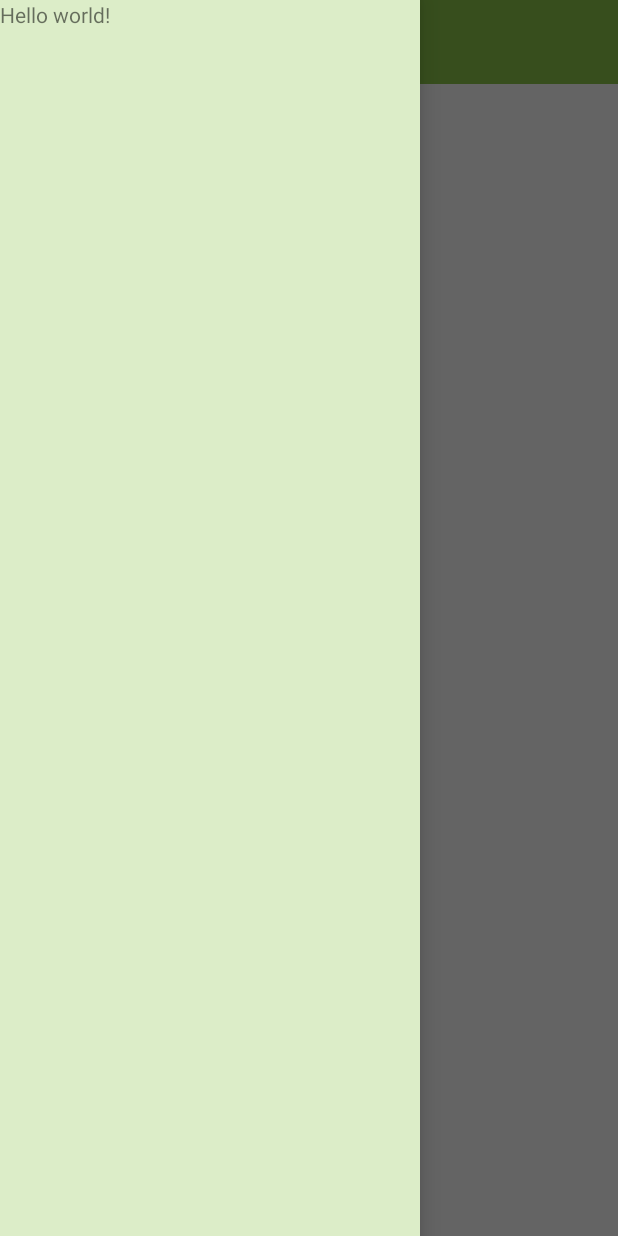
After one commit to Khadidja/android-kitchen-sink, an Android app: the NavigationDrawerActivity screen opened directly, with no data from a screen before it, on a phone screen of 412 x 824 dp. The commit adds this screen. Run offline under Robolectric (Android 15) with nearby library versions, the phone set to English and light mode, and no system bars.

Commit message:
added navigation drawer

```diff
--- a/app/src/main/AndroidManifest.xml
+++ b/app/src/main/AndroidManifest.xml
@@ -37,6 +37,8 @@
             android:label="@string/title_activity_pull_to_refresh"
             android:theme="@style/AppTheme.NoActionBar" >
         </activity>
+        <activity android:name=".navigationdrawer.NavigationDrawerActivity" >
+        </activity>
     </application>
 
 </manifest>
--- a/app/src/main/java/com/akhadidja/kitchensink/MainActivity.java
+++ b/app/src/main/java/com/akhadidja/kitchensink/MainActivity.java
@@ -5,11 +5,14 @@ import android.os.Bundle;
 import android.support.v7.app.AppCompatActivity;
 import android.view.View;
 
+import com.akhadidja.kitchensink.navigationdrawer.NavigationDrawerActivity;
 import com.akhadidja.kitchensink.pulltorefresh.PullToRefreshActivity;
 import com.akhadidja.kitchensink.reusablelayout.ReusableLayoutActivity;
 import com.akhadidja.kitchensink.splashscreen.SplashScreenActivity;
 
 public class MainActivity extends AppCompatActivity {
+
+    public final static String SHARED_PREF = "Kitchen_Prefs";
 
     @Override
     protected void onCreate(Bundle savedInstanceState) {
@@ -28,4 +31,8 @@ public class MainActivity extends AppCompatActivity {
     public void showPullToRefreshActivity(View view) {
         startActivity(new Intent(this, PullToRefreshActivity.class));
     }
+
+    public void showNavigationDrawerActivity(View view) {
+        startActivity(new Intent(this, NavigationDrawerActivity.class));
+    }
 }
--- /dev/null
+++ b/app/src/main/java/com/akhadidja/kitchensink/navigationdrawer/NavigationDrawerActivity.java
@@ -0,0 +1,29 @@
+package com.akhadidja.kitchensink.navigationdrawer;
+
+import android.os.Bundle;
+import android.support.v4.widget.DrawerLayout;
+import android.support.v7.app.AppCompatActivity;
+import android.support.v7.widget.Toolbar;
+
+import com.akhadidja.kitchensink.R;
+
+public class NavigationDrawerActivity extends AppCompatActivity {
+
+    Toolbar toolbar;
+
+    DrawerLayout drawerLayout;
+    @Override
+    protected void onCreate(Bundle savedInstanceState) {
+        super.onCreate(savedInstanceState);
+        setContentView(R.layout.activity_navigation_drawer);
+        toolbar = (Toolbar) findViewById(R.id.navigation_drawer_toolbar);
+        setSupportActionBar(toolbar);
+        if(getSupportActionBar() != null)
+            getSupportActionBar().setDisplayHomeAsUpEnabled(true);
+        drawerLayout = (DrawerLayout) findViewById(R.id.navigation_drawer_layout);
+
+        NavigationDrawerFragment drawerFragment = (NavigationDrawerFragment)
+                getFragmentManager().findFragmentById(R.id.navigation_drawer_fragment);
+        drawerFragment.setUp(drawerLayout, toolbar, R.id.navigation_drawer_fragment);
+    }
+}
--- /dev/null
+++ b/app/src/main/java/com/akhadidja/kitchensink/navigationdrawer/NavigationDrawerFragment.java
@@ -0,0 +1,97 @@
+package com.akhadidja.kitchensink.navigationdrawer;
+
+
+import android.app.Fragment;
+import android.content.Context;
+import android.content.SharedPreferences;
+import android.os.Bundle;
+import android.support.v4.widget.DrawerLayout;
+import android.support.v7.app.ActionBarDrawerToggle;
+import android.support.v7.widget.Toolbar;
+import android.view.LayoutInflater;
+import android.view.View;
+import android.view.ViewGroup;
+
+import com.akhadidja.kitchensink.MainActivity;
+import com.akhadidja.kitchensink.R;
+
+public class NavigationDrawerFragment extends Fragment {
+
+    private DrawerLayout mDrawerLayout;
+    private ActionBarDrawerToggle mDrawerToggle;
+    private View mContainerView;
+    private boolean mUserLearnedDrawer;
+    private boolean mFromSavedInstanceState;
+    private final String USER_LEARNED_DRAWER_KEY = "user_learned_drawer";
+    private final String FROM_SAVED_INSTANCE_STATE_KEY = "from_saved_instance_state";
+
+    public NavigationDrawerFragment() {
+    }
+
+    @Override
+    public void onCreate(Bundle savedInstanceState) {
+        super.onCreate(savedInstanceState);
+        mUserLearnedDrawer = Boolean.parseBoolean(
+                readFromSharedPreferences(getActivity(), USER_LEARNED_DRAWER_KEY, "false"));
+
+        if(savedInstanceState != null){
+            mFromSavedInstanceState = true;
+        }
+    }
+
+    @Override
+    public View onCreateView(LayoutInflater inflater, ViewGroup container,
+                             Bundle savedInstanceState) {
+        return inflater.inflate(R.layout.fragment_navigation_drawer, container, false);
+    }
+
+
+    public void setUp(DrawerLayout drawerLayout, Toolbar toolbar, int fragmentId) {
+        mContainerView = getActivity().findViewById(fragmentId);
+        mDrawerLayout = drawerLayout;
+        mDrawerToggle = new ActionBarDrawerToggle(getActivity(), mDrawerLayout, toolbar,
+                R.string.drawer_open, R.string.drawer_close){
+            @Override
+            public void onDrawerOpened(View drawerView) {
+                super.onDrawerOpened(drawerView);
+                if(!mUserLearnedDrawer){
+                    mUserLearnedDrawer = true;
+                    saveToPreferences(getActivity(), USER_LEARNED_DRAWER_KEY, mUserLearnedDrawer+"");
+                }
+                getActivity().invalidateOptionsMenu();
+            }
+
+            @Override
+            public void onDrawerClosed(View drawerView) {
+                super.onDrawerClosed(drawerView);
+                getActivity().invalidateOptionsMenu();
+            }
+        };
+
+        if(!mUserLearnedDrawer && !mFromSavedInstanceState){
+            mDrawerLayout.openDrawer(mContainerView);
+        }
+        mDrawerLayout.setDrawerListener(mDrawerToggle);
+        mDrawerLayout.post(new Runnable() {
+            @Override
+            public void run() {
+                mDrawerToggle.syncState();
+            }
+        });
+    }
+
+    public static void saveToPreferences(Context context, String preferenceKey, String preferenceValue){
+        SharedPreferences sharedPreferences = context.getSharedPreferences(MainActivity.SHARED_PREF,
+                Context.MODE_PRIVATE);
+        SharedPreferences.Editor editor = sharedPreferences.edit();
+        editor.putString(preferenceKey, preferenceValue);
+        editor.apply();
+    }
+
+    public static String readFromSharedPreferences(Context context, String preferenceKey,
+                                                   String defaultValue){
+        SharedPreferences sharedPreferences = context.getSharedPreferences(MainActivity.SHARED_PREF,
+                Context.MODE_PRIVATE);
+        return sharedPreferences.getString(preferenceKey, defaultValue);
+    }
+}
--- a/app/src/main/java/com/akhadidja/kitchensink/reusablelayout/ReusableLayoutActivity.java
+++ b/app/src/main/java/com/akhadidja/kitchensink/reusablelayout/ReusableLayoutActivity.java
@@ -5,6 +5,7 @@ import android.os.Bundle;
 import android.support.v7.app.AppCompatActivity;
 import android.support.v7.widget.Toolbar;
 
+import com.akhadidja.kitchensink.MainActivity;
 import com.akhadidja.kitchensink.R;
 
 public class ReusableLayoutActivity extends AppCompatActivity {
@@ -12,7 +13,6 @@ public class ReusableLayoutActivity extends AppCompatActivity {
     Toolbar toolbar;
     private static final String STATE_PETS_POSITION = "pets_gallery_position";
     private static final String STATE_FOOD_POSITION = "food_gallery_position";
-    private static final String SHARED_PREF = "My_Pref";
     GallerySpinner petsGallerySpinner;
     GallerySpinner foodGallerySpinner;
 
@@ -38,7 +38,7 @@ public class ReusableLayoutActivity extends AppCompatActivity {
         foodGallerySpinner = (GallerySpinner) findViewById(R.id.food_gallery_spinner);
         foodGallerySpinner.setImages(foodImageIds);
 
-        SharedPreferences sharedPref = getSharedPreferences(SHARED_PREF, MODE_PRIVATE);
+        SharedPreferences sharedPref = getSharedPreferences(MainActivity.SHARED_PREF, MODE_PRIVATE);
         petsGallerySpinner.setImagePosition(sharedPref.getInt(STATE_PETS_POSITION, 0));
         foodGallerySpinner.setImagePosition(sharedPref.getInt(STATE_FOOD_POSITION, 0));
     }
@@ -46,7 +46,7 @@ public class ReusableLayoutActivity extends AppCompatActivity {
     @Override
     public void onBackPressed() {
         super.onBackPressed();
-        SharedPreferences sharedPref = getSharedPreferences(SHARED_PREF, MODE_PRIVATE);
+        SharedPreferences sharedPref = getSharedPreferences(MainActivity.SHARED_PREF, MODE_PRIVATE);
         SharedPreferences.Editor editor = sharedPref.edit();
         editor.putInt(STATE_PETS_POSITION, petsGallerySpinner.getPosition());
         editor.putInt(STATE_FOOD_POSITION, foodGallerySpinner.getPosition());
--- a/app/src/main/res/layout/activity_main.xml
+++ b/app/src/main/res/layout/activity_main.xml
@@ -33,4 +33,12 @@
         android:id="@+id/pull_to_refresh_button"
         android:layout_gravity="center_horizontal"
         android:onClick="showPullToRefreshActivity"/>
+
+    <Button
+        android:layout_width="match_parent"
+        android:layout_height="wrap_content"
+        android:text="@string/navigation_drawer"
+        android:id="@+id/navigation_drawer_button"
+        android:layout_gravity="center_horizontal"
+        android:onClick="showNavigationDrawerActivity"/>
 </LinearLayout>
--- /dev/null
+++ b/app/src/main/res/layout/activity_navigation_drawer.xml
@@ -0,0 +1,33 @@
+<?xml version="1.0" encoding="utf-8"?>
+<android.support.v4.widget.DrawerLayout xmlns:android="http://schemas.android.com/apk/res/android"
+    xmlns:app="http://schemas.android.com/apk/res-auto"
+    xmlns:tools="http://schemas.android.com/tools"
+    android:id="@+id/navigation_drawer_layout"
+    android:layout_width="match_parent"
+    android:layout_height="match_parent"
+    tools:context="com.akhadidja.kitchensink.navigationdrawer.NavigationDrawerActivity">
+
+    <RelativeLayout
+        android:layout_width="match_parent"
+        android:layout_height="match_parent">
+
+        <include
+            android:id="@+id/navigation_drawer_toolbar"
+            layout="@layout/app_bar" />
+
+        <TextView
+            android:layout_width="wrap_content"
+            android:layout_height="wrap_content"
+            android:layout_below="@+id/navigation_drawer_toolbar"
+            android:text="@string/hello_world" />
+    </RelativeLayout>
+
+    <fragment
+        android:id="@+id/navigation_drawer_fragment"
+        android:name="com.akhadidja.kitchensink.navigationdrawer.NavigationDrawerFragment"
+        android:layout_width="@dimen/navigation_drawer_width"
+        android:layout_height="match_parent"
+        android:layout_gravity="start"
+        app:layout="@layout/fragment_navigation_drawer"
+        tools:layout="@layout/fragment_navigation_drawer" />
+</android.support.v4.widget.DrawerLayout>
--- /dev/null
+++ b/app/src/main/res/layout/fragment_navigation_drawer.xml
@@ -0,0 +1,13 @@
+<RelativeLayout xmlns:android="http://schemas.android.com/apk/res/android"
+    xmlns:tools="http://schemas.android.com/tools"
+    android:layout_width="match_parent"
+    android:layout_height="match_parent"
+    tools:context="com.akhadidja.kitchensink.navigationdrawer.NavigationDrawerFragment"
+    android:background="@color/primary_light">
+
+    <TextView
+        android:layout_width="match_parent"
+        android:layout_height="match_parent"
+        android:text="@string/hello_world" />
+
+</RelativeLayout>
--- a/app/src/main/res/values/dimens.xml
+++ b/app/src/main/res/values/dimens.xml
@@ -3,4 +3,5 @@
     <dimen name="activity_horizontal_margin">16dp</dimen>
     <dimen name="activity_vertical_margin">16dp</dimen>
     <dimen name="fab_margin">16dp</dimen>
+    <dimen name="navigation_drawer_width">280dp</dimen>
 </resources>
--- a/app/src/main/res/values/strings.xml
+++ b/app/src/main/res/values/strings.xml
@@ -16,4 +16,8 @@
     <string name="title_activity_pull_to_refresh">Refresh Date and Time</string>
     <string name="pull_to_refresh">Pull/Swipe To Refresh</string>
 
+    <string name="drawer_open">Open</string>
+    <string name="drawer_close">Close</string>
+    <string name="navigation_drawer">Navigation Drawer (Material Design)</string>
+
 </resources>
```
